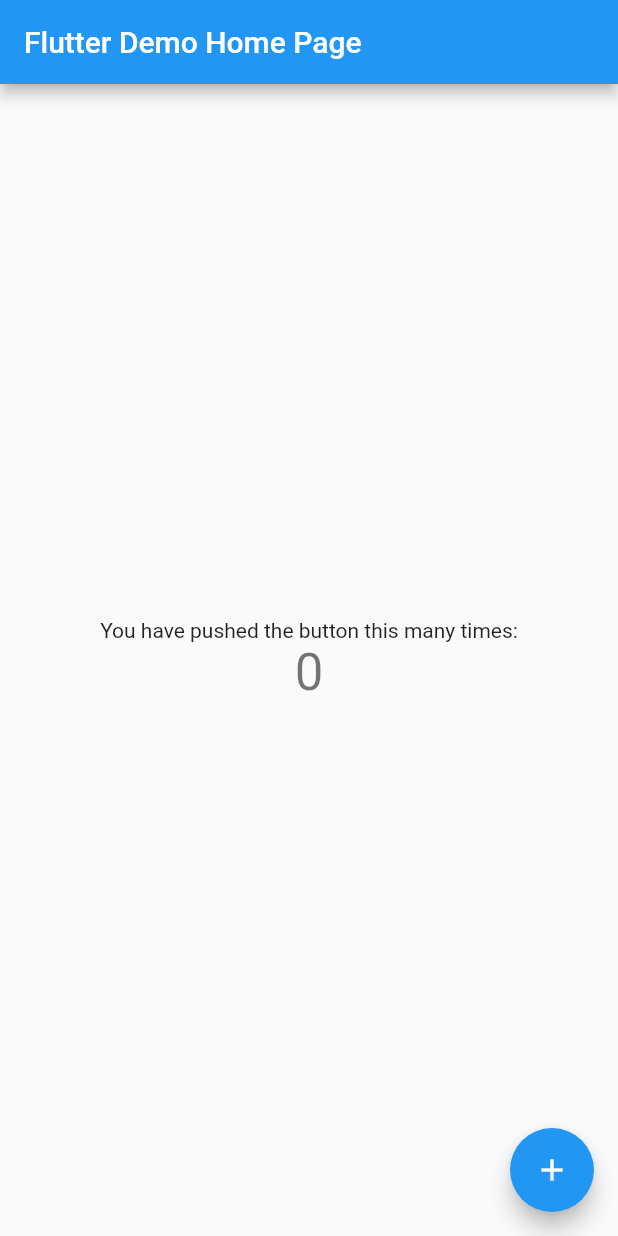
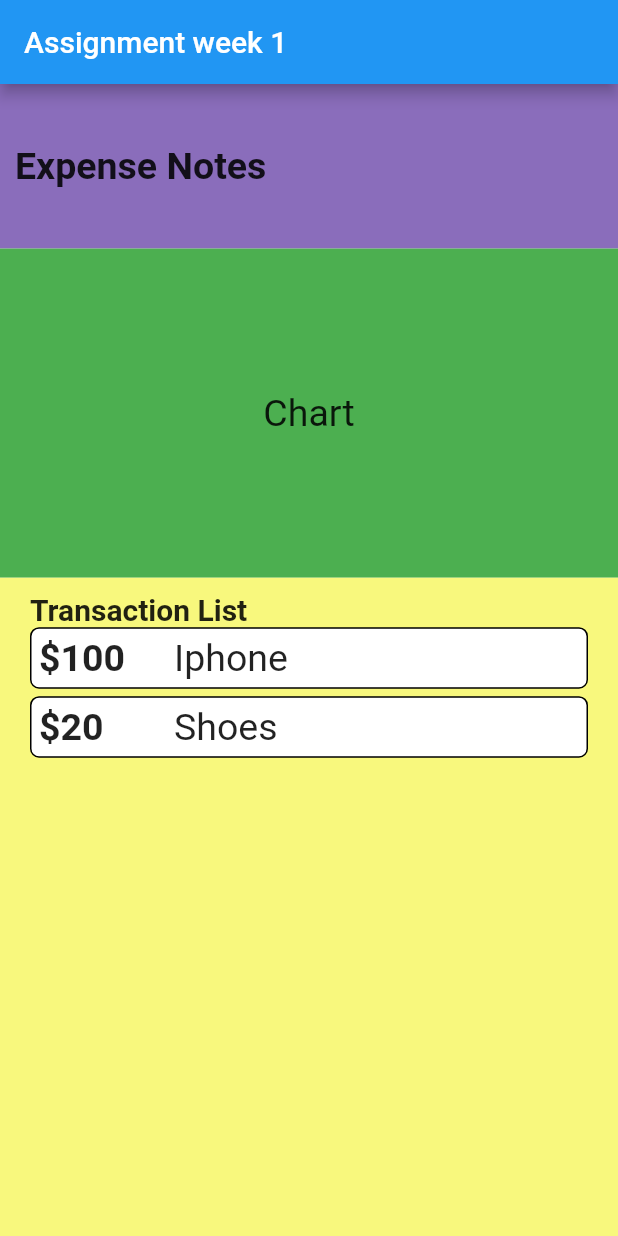
Before and after one commit to kiettruong-bbv/flutter, a Flutter app: the screen it shows after launch, on a phone screen of 412 x 824 dp. Run offline on Flutter 3.47's test engine with Material 2 defaults, Android fonts, the phone set to English and light mode, and no system bars.

Commit message:
Implement project assignment

```diff
--- a/expense_notes/lib/main.dart
+++ b/expense_notes/lib/main.dart
@@ -7,109 +7,156 @@ void main() {
 class MyApp extends StatelessWidget {
   const MyApp({Key? key}) : super(key: key);
 
-  // This widget is the root of your application.
   @override
   Widget build(BuildContext context) {
     return MaterialApp(
       title: 'Flutter Demo',
       theme: ThemeData(
-        // This is the theme of your application.
-        //
-        // Try running your application with "flutter run". You'll see the
-        // application has a blue toolbar. Then, without quitting the app, try
-        // changing the primarySwatch below to Colors.green and then invoke
-        // "hot reload" (press "r" in the console where you ran "flutter run",
-        // or simply save your changes to "hot reload" in a Flutter IDE).
-        // Notice that the counter didn't reset back to zero; the application
-        // is not restarted.
         primarySwatch: Colors.blue,
       ),
-      home: const MyHomePage(title: 'Flutter Demo Home Page'),
+      home: HomePage(),
     );
   }
 }
 
-class MyHomePage extends StatefulWidget {
-  const MyHomePage({Key? key, required this.title}) : super(key: key);
+class HomePage extends StatelessWidget {
+  final List<Product> items = [Product(100, 'Iphone'), Product(20, 'Shoes')];
 
-  // This widget is the home page of your application. It is stateful, meaning
-  // that it has a State object (defined below) that contains fields that affect
-  // how it looks.
-
-  // This class is the configuration for the state. It holds the values (in this
-  // case the title) provided by the parent (in this case the App widget) and
-  // used by the build method of the State. Fields in a Widget subclass are
-  // always marked "final".
-
-  final String title;
-
-  @override
-  State<MyHomePage> createState() => _MyHomePageState();
-}
-
-class _MyHomePageState extends State<MyHomePage> {
-  int _counter = 0;
-
-  void _incrementCounter() {
-    setState(() {
-      // This call to setState tells the Flutter framework that something has
-      // changed in this State, which causes it to rerun the build method below
-      // so that the display can reflect the updated values. If we changed
-      // _counter without calling setState(), then the build method would not be
-      // called again, and so nothing would appear to happen.
-      _counter++;
-    });
-  }
+  HomePage({Key? key}) : super(key: key);
 
   @override
   Widget build(BuildContext context) {
-    // This method is rerun every time setState is called, for instance as done
-    // by the _incrementCounter method above.
-    //
-    // The Flutter framework has been optimized to make rerunning build methods
-    // fast, so that you can just rebuild anything that needs updating rather
-    // than having to individually change instances of widgets.
     return Scaffold(
       appBar: AppBar(
-        // Here we take the value from the MyHomePage object that was created by
-        // the App.build method, and use it to set our appbar title.
-        title: Text(widget.title),
+        title: const Text('Assignment week 1'),
       ),
-      body: Center(
-        // Center is a layout widget. It takes a single child and positions it
-        // in the middle of the parent.
+      body: Container(
         child: Column(
-          // Column is also a layout widget. It takes a list of children and
-          // arranges them vertically. By default, it sizes itself to fit its
-          // children horizontally, and tries to be as tall as its parent.
-          //
-          // Invoke "debug painting" (press "p" in the console, choose the
-          // "Toggle Debug Paint" action from the Flutter Inspector in Android
-          // Studio, or the "Toggle Debug Paint" command in Visual Studio Code)
-          // to see the wireframe for each widget.
-          //
-          // Column has various properties to control how it sizes itself and
-          // how it positions its children. Here we use mainAxisAlignment to
-          // center the children vertically; the main axis here is the vertical
-          // axis because Columns are vertical (the cross axis would be
-          // horizontal).
-          mainAxisAlignment: MainAxisAlignment.center,
-          children: <Widget>[
-            const Text(
-              'You have pushed the button this many times:',
+          crossAxisAlignment: CrossAxisAlignment.stretch,
+          children: [
+            Expanded(
+              flex: 1,
+              child: _buildNote(),
             ),
-            Text(
-              '$_counter',
-              style: Theme.of(context).textTheme.headline4,
+            Expanded(
+              flex: 2,
+              child: _buildChart(),
             ),
+            Expanded(
+              flex: 4,
+              child: _buildTransactionList(),
+            )
           ],
         ),
       ),
-      floatingActionButton: FloatingActionButton(
-        onPressed: _incrementCounter,
-        tooltip: 'Increment',
-        child: const Icon(Icons.add),
-      ), // This trailing comma makes auto-formatting nicer for build methods.
+    );
+  }
+
+  Widget _buildNote() {
+    return Container(
+      color: const Color.fromARGB(255, 138, 109, 187),
+      padding: const EdgeInsets.all(10),
+      child: const Align(
+        alignment: Alignment.centerLeft,
+        child: Text(
+          "Expense Notes",
+          style: TextStyle(
+            fontSize: 25,
+            fontWeight: FontWeight.bold,
+          ),
+        ),
+      ),
+    );
+  }
+
+  Widget _buildChart() {
+    return Container(
+      color: Colors.green,
+      child: const Center(
+        child: Text(
+          "Chart",
+          style: TextStyle(
+            fontSize: 25,
+          ),
+        ),
+      ),
+    );
+  }
+
+  Widget _buildTransactionList() {
+    return Container(
+      color: const Color.fromARGB(255, 248, 248, 125),
+      padding: const EdgeInsets.symmetric(
+        vertical: 10,
+        horizontal: 20,
+      ),
+      child: Column(
+        crossAxisAlignment: CrossAxisAlignment.stretch,
+        children: [
+          const Text(
+            "Transaction List",
+            style: TextStyle(
+              fontSize: 20,
+              fontWeight: FontWeight.bold,
+            ),
+          ),
+          Expanded(
+            child: ListView.separated(
+              itemCount: items.length,
+              separatorBuilder: (BuildContext context, int index) {
+                return Container(height: 5);
+              },
+              itemBuilder: (BuildContext context, int index) {
+                final item = items[index];
+                return _buildListItem(price: item.price, name: item.name);
+              },
+            ),
+          ),
+        ],
+      ),
+    );
+  }
+
+  Widget _buildListItem({required int price, required String name}) {
+    return Container(
+      padding: const EdgeInsets.all(5),
+      decoration: BoxDecoration(
+        color: Colors.white,
+        border: Border.all(
+          color: Colors.black,
+          width: 1,
+        ),
+        borderRadius: BorderRadius.circular(6),
+      ),
+      child: Row(
+        children: [
+          Expanded(
+            flex: 1,
+            child: Text(
+              '\$$price',
+              style: const TextStyle(
+                fontWeight: FontWeight.bold,
+                fontSize: 25,
+              ),
+            ),
+          ),
+          Expanded(
+            flex: 3,
+            child: Text(
+              name,
+              style: const TextStyle(
+                fontSize: 25,
+              ),
+            ),
+          )
+        ],
+      ),
     );
   }
 }
+
+class Product {
+  int price;
+  String name;
+  Product(this.price, this.name);
+}
```
